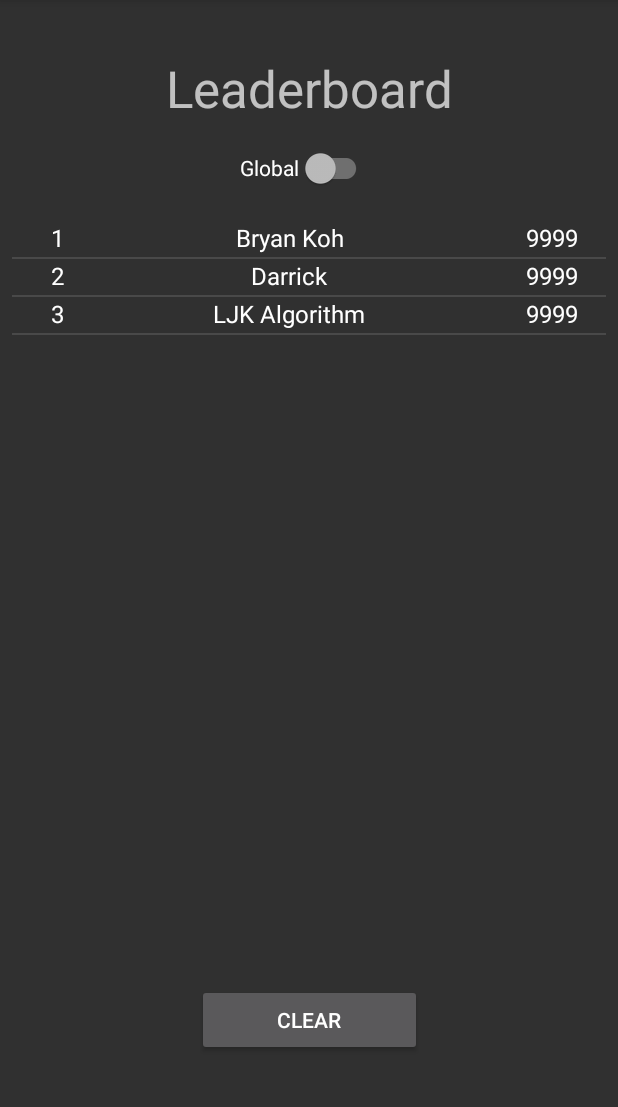
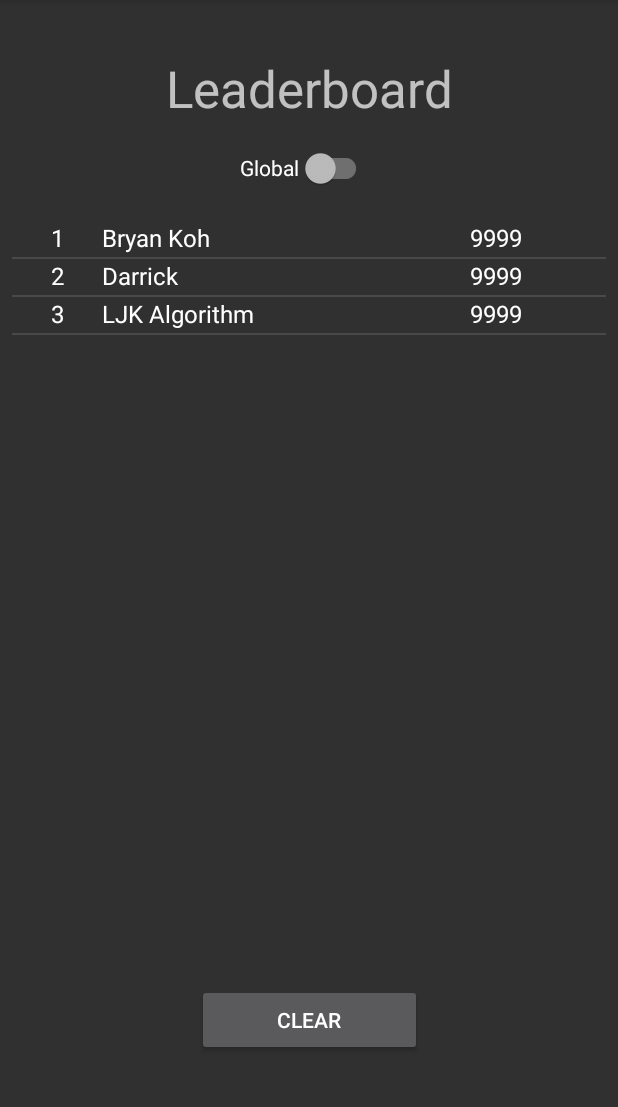
Before and after one commit to ksxjltze/captain_jumper_boy, an Android app: the LeaderboardActivity screen opened directly, with no data from a screen before it, on a phone screen of 412 x 824 dp, the part 84-1191 px from its top. Run offline under Robolectric (Android 15) with nearby library versions, the phone set to English and light mode, and no system bars; our stand-ins replace Firebase (no records; nobody signed in at launch, a user with empty details on screens opened directly), Room's generated code; libraries missing offline, so code that uses them is left out: com.firebase.ui.

Commit message:
adjust leaderboard layout

```diff
--- a/app/src/main/java/com/stepbros/captainjumperboy/ui/LeaderboardActivity.kt
+++ b/app/src/main/java/com/stepbros/captainjumperboy/ui/LeaderboardActivity.kt
@@ -27,6 +27,10 @@ class LeaderboardActivity : AppCompatActivity() {
     //views
     private lateinit var clearBtn : Button
 
+    //adapters
+    private val localAdapter = LeaderboardAdapter(this)
+    private val globalAdapter = LeaderboardAdapter(this)
+
     private val viewModel: LeaderboardViewModel by viewModels{
         LeaderboardViewModelFactory((application as GameApplication).repository)
     }
@@ -38,8 +42,14 @@ class LeaderboardActivity : AppCompatActivity() {
         val switch = findViewById<SwitchCompat>(R.id.globalSwitch)
         switch.setOnCheckedChangeListener { compoundButton, b ->
             when (compoundButton.isChecked){
-                true -> clearBtn.visibility = View.GONE
-                false -> clearBtn.visibility = View.VISIBLE
+                true -> {
+                    clearBtn.visibility = View.GONE
+                    recyclerView.adapter = globalAdapter
+                }
+                false -> {
+                    clearBtn.visibility = View.VISIBLE
+                    recyclerView.adapter = localAdapter
+                }
             }
         }
 
@@ -49,13 +59,12 @@ class LeaderboardActivity : AppCompatActivity() {
         recyclerView.addItemDecoration(
             DividerItemDecoration(recyclerView.context, LinearLayoutManager.VERTICAL)
         )
-        val adapter = LeaderboardAdapter(this)
-        recyclerView.adapter = adapter
+        recyclerView.adapter = localAdapter
         recyclerView.layoutManager = LinearLayoutManager(this)
 
         viewModel.allScores.observe(this, Observer { scores ->
             // Update the cached copy of the digits in the adapter.
-            scores?.let { adapter.submitList(it) }
+            scores?.let { localAdapter.submitList(it) }
         })
 
         clearBtn = findViewById<Button>(R.id.clearBtn)
--- a/app/src/main/res/layout/list_item.xml
+++ b/app/src/main/res/layout/list_item.xml
@@ -15,25 +15,25 @@
         android:textAlignment="center"
         android:textColor="@color/white"
         android:textSize="16sp"
-        tools:text="1." />
+        tools:text="9999" />
 
     <TextView
         android:id="@+id/leaderboardName"
-        android:layout_width="250dp"
+        android:layout_width="245dp"
         android:layout_height="24dp"
-        android:textAlignment="center"
+        android:textAlignment="viewStart"
         android:textColor="@color/white"
         android:textSize="16sp"
         tools:text="Bryan Koh" />
 
     <TextView
         android:id="@+id/leaderboardScore"
-        android:layout_width="100dp"
+        android:layout_width="wrap_content"
         android:layout_height="24dp"
-        android:textAlignment="center"
+        android:textAlignment="viewStart"
         android:textColor="@color/white"
         android:textSize="16sp"
-        tools:text="99999" />
+        tools:text="9999999999" />
 
 
 </LinearLayout>
```
